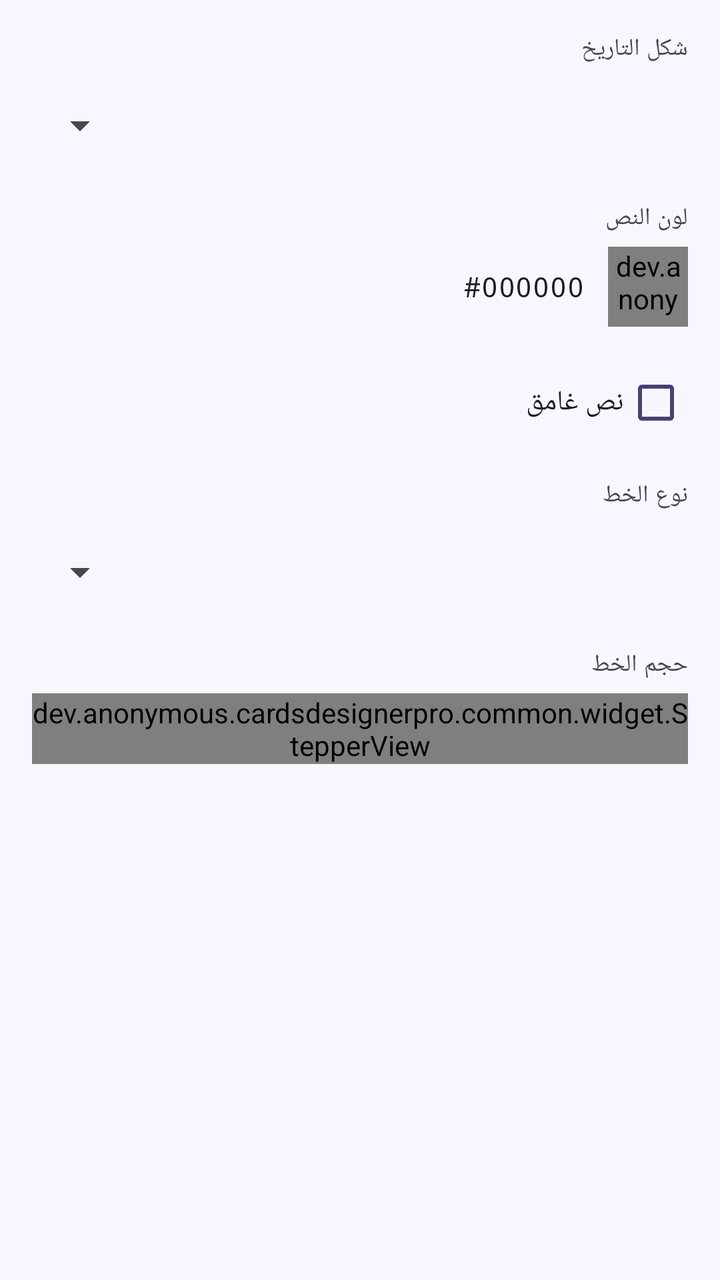
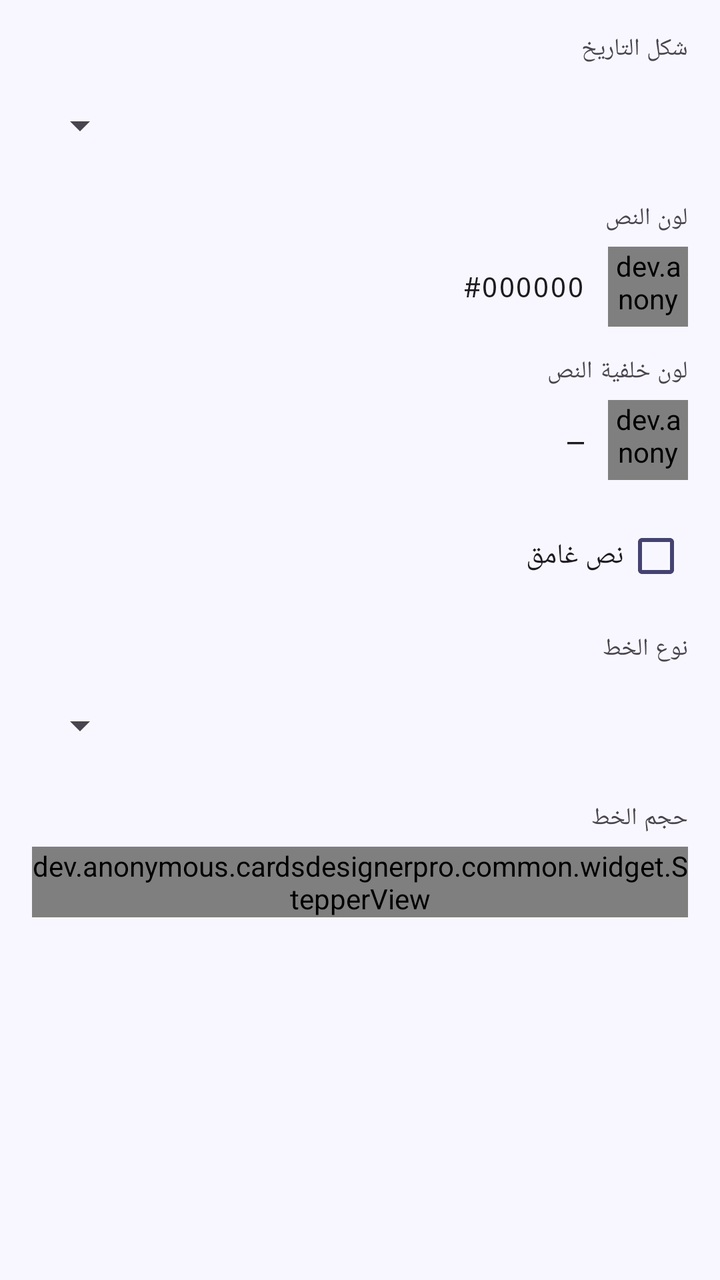

Before-and-after screenshots of an Android layout around one commit, followed by the original layout XML and the change that was made.
<!-- AndroidManifest.xml: application theme Theme.CardsDesignerPro -->
<!-- res/layout/fragment_prop_date.xml -->
<?xml version="1.0" encoding="utf-8"?>
<ScrollView xmlns:android="http://schemas.android.com/apk/res/android"
    android:layout_width="match_parent" android:layout_height="match_parent" android:layoutDirection="rtl">
    <LinearLayout android:layout_width="match_parent" android:layout_height="wrap_content"
        android:orientation="vertical" android:padding="16dp">

        <TextView android:layout_width="match_parent" android:layout_height="wrap_content"
            android:text="@string/prop_date_format" android:textAppearance="?attr/textAppearanceLabelMedium"
            android:layout_marginBottom="6dp" />
        <Spinner android:id="@+id/spinner_date_format" android:layout_width="match_parent"
            android:layout_height="48dp" android:layout_marginBottom="14dp" />

        <TextView android:layout_width="match_parent" android:layout_height="wrap_content"
            android:text="@string/prop_text_color" android:textAppearance="?attr/textAppearanceLabelMedium"
            android:layout_marginBottom="6dp" />
        <LinearLayout android:layout_width="match_parent" android:layout_height="wrap_content"
            android:orientation="horizontal" android:gravity="center_vertical" android:layout_marginBottom="14dp">
            <dev.anonymous.cardsdesignerpro.common.widget.ColorPreviewView android:id="@+id/cpv_text_color"
                android:layout_width="40dp" android:layout_height="40dp" android:layout_marginEnd="12dp" />
            <TextView android:id="@+id/tv_color_hex" android:layout_width="wrap_content"
                android:layout_height="wrap_content" android:fontFamily="monospace"
                android:textAppearance="?attr/textAppearanceBodyMedium" android:text="#000000" />
        </LinearLayout>

        <com.google.android.material.checkbox.MaterialCheckBox android:id="@+id/cb_bold"
            android:layout_width="match_parent" android:layout_height="wrap_content"
            android:text="@string/prop_bold" android:layout_marginBottom="14dp" />

        <TextView android:layout_width="match_parent" android:layout_height="wrap_content"
            android:text="@string/prop_font" android:textAppearance="?attr/textAppearanceLabelMedium"
            android:layout_marginBottom="6dp" />
        <Spinner android:id="@+id/spinner_font" android:layout_width="match_parent"
            android:layout_height="48dp" android:layout_marginBottom="14dp" />

        <TextView android:layout_width="match_parent" android:layout_height="wrap_content"
            android:text="@string/prop_font_size" android:textAppearance="?attr/textAppearanceLabelMedium"
            android:layout_marginBottom="6dp" />
        <dev.anonymous.cardsdesignerpro.common.widget.StepperView android:id="@+id/stepper_font_size"
            android:layout_width="wrap_content" android:layout_height="wrap_content" />
    </LinearLayout>
</ScrollView>
<!-- resources referenced by this layout -->
<resources>
  <string name="prop_bold">نص غامق</string>
  <string name="prop_date_format">شكل التاريخ</string>
  <string name="prop_font">نوع الخط</string>
  <string name="prop_font_size">حجم الخط</string>
  <string name="prop_text_color">لون النص</string>
  <style name="Theme.CardsDesignerPro" parent="Base.Theme.CardsDesignerPro" />
  <style name="Base.Theme.CardsDesignerPro" parent="Theme.Material3.DayNight.NoActionBar">
          <item name="colorPrimary">@color/md_theme_light_primary</item>
          <item name="colorOnPrimary">@color/md_theme_light_onPrimary</item>
          <item name="colorPrimaryContainer">@color/md_theme_light_primaryContainer</item>
          <item name="colorOnPrimaryContainer">@color/md_theme_light_onPrimaryContainer</item>
          <item name="colorSecondary">@color/md_theme_light_secondary</item>
          <item name="colorOnSecondary">@color/md_theme_light_onSecondary</item>
          <item name="android:colorBackground">@color/md_theme_light_background</item>
          <item name="colorSurface">@color/md_theme_light_surface</item>
          <item name="colorOnSurface">@color/md_theme_light_onSurface</item>
          <item name="colorSurfaceVariant">@color/md_theme_light_surfaceVariant</item>
          <item name="colorOnSurfaceVariant">@color/md_theme_light_onSurfaceVariant</item>
          <item name="colorOutline">@color/md_theme_light_outline</item>
          <item name="colorError">@color/md_theme_light_error</item>
          <item name="colorOnError">@color/md_theme_light_onError</item>
          <item name="android:statusBarColor">?attr/colorSurface</item>
          <item name="android:windowLightStatusBar">true</item>
          <item name="android:layoutDirection">rtl</item>
          <item name="android:supportsRtl">true</item>
      </style>
  <color name="md_theme_light_primary">#FF5B4FF2</color>
  <color name="md_theme_light_onPrimary">#FFFFFFFF</color>
  <color name="md_theme_light_primaryContainer">#FFE8E5FF</color>
  <color name="md_theme_light_onPrimaryContainer">#FF1A006E</color>
  <color name="md_theme_light_secondary">#FF00BFA5</color>
  <color name="md_theme_light_onSecondary">#FFFFFFFF</color>
  <color name="md_theme_light_background">#FFF8F7FF</color>
  <color name="md_theme_light_surface">#FFFFFFFF</color>
  <color name="md_theme_light_onSurface">#FF1A1A2E</color>
  <color name="md_theme_light_surfaceVariant">#FFE8E5FF</color>
  <color name="md_theme_light_onSurfaceVariant">#FF444370</color>
  <color name="md_theme_light_outline">#FF7A78A6</color>
  <color name="md_theme_light_error">#FFB3261E</color>
  <color name="md_theme_light_onError">#FFFFFFFF</color>
</resources>

<!-- the commit's change to res/layout/fragment_prop_date.xml (unified diff, before → after) -->
@@ -22,6 +22,24 @@
                 android:textAppearance="?attr/textAppearanceBodyMedium" android:text="#000000" />
         </LinearLayout>
 
+        
+        <TextView android:layout_width="match_parent" android:layout_height="wrap_content"
+            android:text="لون خلفية النص" android:textAppearance="?attr/textAppearanceLabelMedium"
+            android:layout_marginBottom="6dp" />
+        <LinearLayout android:layout_width="match_parent" android:layout_height="wrap_content"
+            android:orientation="horizontal" android:gravity="center_vertical" android:layout_marginBottom="14dp">
+            <dev.anonymous.cardsdesignerpro.common.widget.ColorPreviewView android:id="@+id/cpv_bg_color"
+                android:layout_width="40dp" android:layout_height="40dp" android:layout_marginEnd="12dp" />
+            <TextView android:id="@+id/tv_bg_color_hex" android:layout_width="0dp"
+                android:layout_height="wrap_content" android:layout_weight="1" android:fontFamily="monospace"
+                android:textAppearance="?attr/textAppearanceBodyMedium" android:text="—" />
+            <com.google.android.material.button.MaterialButton
+                android:id="@+id/btn_clear_bg_color"
+                style="@style/Widget.Material3.Button.TextButton"
+                android:layout_width="wrap_content" android:layout_height="wrap_content"
+                android:text="مسح" android:visibility="gone" />
+        </LinearLayout>
+
         <com.google.android.material.checkbox.MaterialCheckBox android:id="@+id/cb_bold"
             android:layout_width="match_parent" android:layout_height="wrap_content"
             android:text="@string/prop_bold" android:layout_marginBottom="14dp" />
